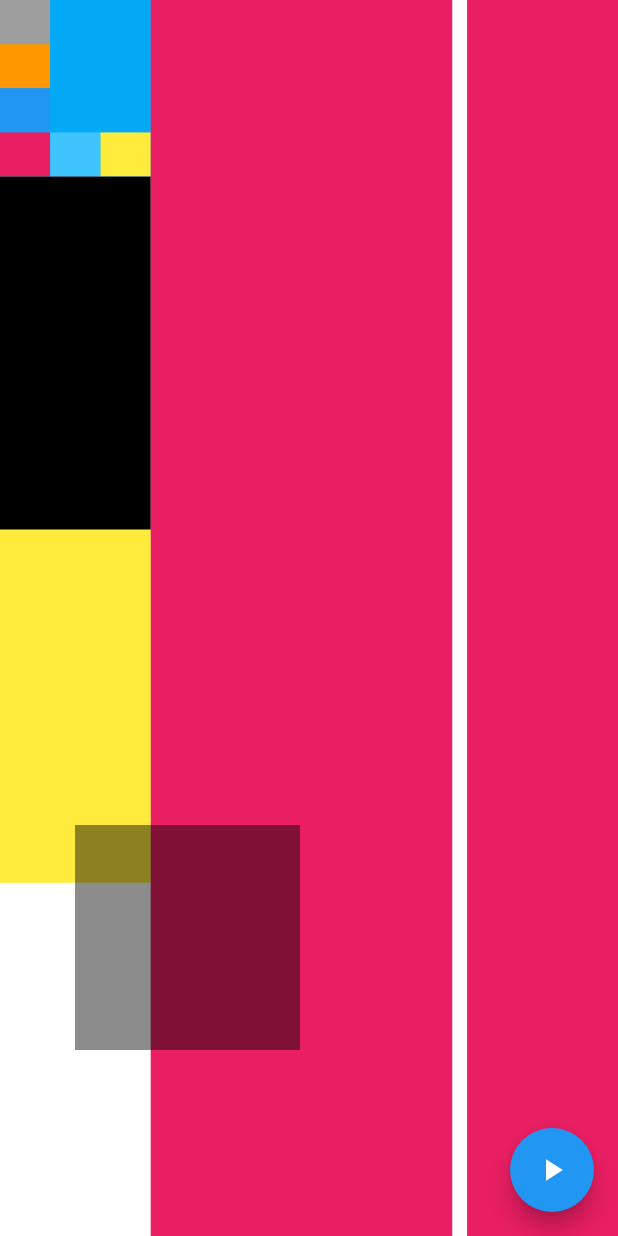
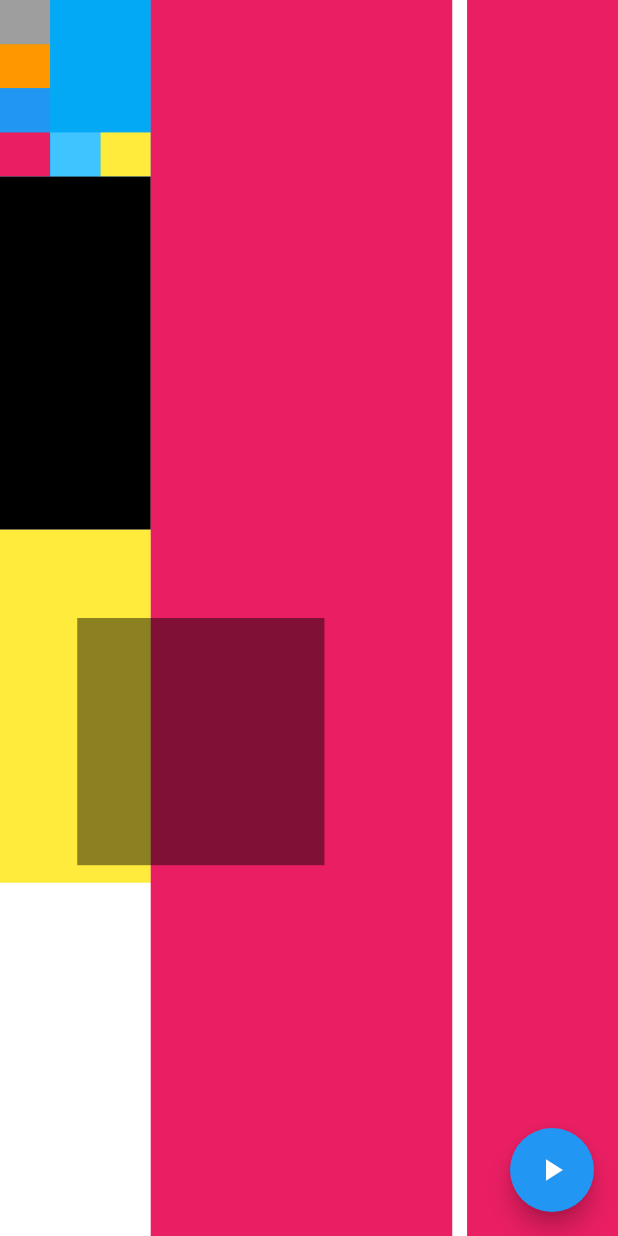
Before and after one commit to mrson88/buoi2_chalenge1, a Flutter app: the screen it shows after launch, on a phone screen of 412 x 824 dp. Run offline on Flutter 3.47's test engine with Material 2 defaults, Android fonts, the phone set to English and light mode, and no system bars.

Commit message:
thay doi ui lan 2

```diff
--- a/lib/main.dart
+++ b/lib/main.dart
@@ -1,20 +1,19 @@
 import 'package:flutter/material.dart';
 
-void main() {
-  runApp(const MyApp());
-}
+void main() => runApp(MaterialApp(home: MyApp()));
 
 class MyApp extends StatelessWidget {
-  const MyApp({Key? key}) : super(key: key);
-
   // This widget is the root of your application.
   @override
   Widget build(BuildContext context) {
+    double rong = MediaQuery.of(context).size.width;
+    double dai = MediaQuery.of(context).size.height;
+
     return MaterialApp(
       debugShowCheckedModeBanner: false,
       home: Scaffold(
         backgroundColor: Colors.pink,
-        body: SafeArea(
+        body: Center(
           child: Stack(
             children: [
               Container(
@@ -169,11 +168,11 @@ class MyApp extends StatelessWidget {
                 ),
               ),
               Positioned(
-                left: 50,
-                top: 550,
+                left: rong / 8,
+                top: dai / 2,
                 child: Container(
-                  width: 150,
-                  height: 150,
+                  width: rong / 2.5,
+                  height: dai / 5,
                   color: Colors.black45,
                 ),
               ),
```
Also changed, not shown: lib/test.dart (+11 -25 lines), 1 other file.
